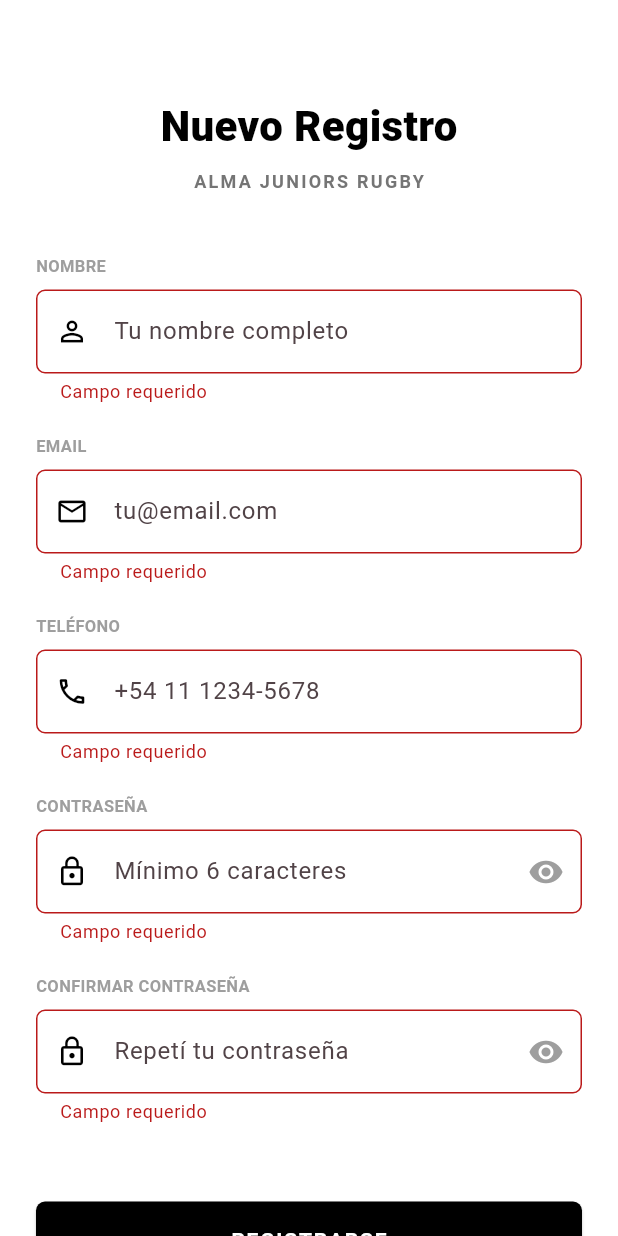
After one commit to Santi-Ceschi/RugbyStats, a Flutter app: the RegisterPage screen opened directly, after a tap on "REGISTRARSE", on a phone screen of 412 x 824 dp. The commit adds this screen. Run offline on Flutter 3.47's test engine with Material 3 defaults, Android fonts, the phone set to English and light mode, and no system bars.

Commit message:
creacion pantalla register

```diff
--- a/rugby_stats/lib/login_page.dart
+++ b/rugby_stats/lib/login_page.dart
@@ -1,4 +1,5 @@
 import 'package:flutter/material.dart';
+import 'register_page.dart';
 
 class LoginPage extends StatefulWidget {
   const LoginPage({super.key});
@@ -22,7 +23,6 @@ class _LoginPageState extends State<LoginPage> {
 
   void _submit() {
     if (_formKey.currentState!.validate()) {
-      // Aquí se manejará la lógica de autenticación más adelante.
       final username = _usernameController.text;
 
       ScaffoldMessenger.of(context).showSnackBar(
@@ -263,7 +263,16 @@ class _LoginPageState extends State<LoginPage> {
                             ),
                           ),
                         ),
-
+                        const SizedBox(height: 16),
+                        TextButton(
+                          onPressed: () {
+                            Navigator.push(
+                              context,
+                              MaterialPageRoute(builder: (context) => const RegisterPage()),
+                            );
+                          },
+                          child: const Text('¿No tenés cuenta? Registrate aquí'),
+                        ),
                         const Spacer(),
 
                         // PIE DE PÁGINA: VERSIÓN
--- /dev/null
+++ b/rugby_stats/lib/register_page.dart
@@ -0,0 +1,159 @@
+import 'package:flutter/material.dart';
+
+class RegisterPage extends StatefulWidget {
+  const RegisterPage({super.key});
+
+  @override
+  State<RegisterPage> createState() => _RegisterPageState();
+}
+
+class _RegisterPageState extends State<RegisterPage> {
+  final _formKey = GlobalKey<FormState>();
+  final _nameController = TextEditingController();
+  final _emailController = TextEditingController();
+  final _phoneController = TextEditingController();
+  final _passwordController = TextEditingController();
+  final _confirmPasswordController = TextEditingController();
+  bool _isPasswordVisible = false;
+
+  @override
+  void dispose() {
+    _nameController.dispose();
+    _emailController.dispose();
+    _phoneController.dispose();
+    _passwordController.dispose();
+    _confirmPasswordController.dispose();
+    super.dispose();
+  }
+
+  void _register() {
+    if (_formKey.currentState!.validate()) {
+      ScaffoldMessenger.of(context).showSnackBar(
+        const SnackBar(
+          content: Text('Registrando usuario...'),
+          backgroundColor: Colors.black,
+        ),
+      );
+    }
+  }
+
+  @override
+  Widget build(BuildContext context) {
+    return Scaffold(
+      backgroundColor: Colors.white,
+      body: SafeArea(
+        child: SingleChildScrollView(
+          padding: const EdgeInsets.all(24.0),
+          child: Form(
+            key: _formKey,
+            child: Column(
+              crossAxisAlignment: CrossAxisAlignment.center,
+              children: [
+                const SizedBox(height: 40),
+                const Text(
+                  'Nuevo Registro',
+                  style: TextStyle(
+                    fontSize: 28,
+                    fontWeight: FontWeight.w800,
+                    color: Colors.black,
+                  ),
+                ),
+                const SizedBox(height: 8),
+                Text(
+                  'ALMA JUNIORS RUGBY',
+                  style: TextStyle(
+                    fontSize: 12,
+                    fontWeight: FontWeight.w600,
+                    color: Colors.grey[600],
+                    letterSpacing: 1.5,
+                  ),
+                ),
+                const SizedBox(height: 40),
+                _buildField('NOMBRE', 'Tu nombre completo', Icons.person_outline, _nameController),
+                _buildField('EMAIL', 'tu@email.com', Icons.email_outlined, _emailController, keyboardType: TextInputType.emailAddress),
+                _buildField('TELÉFONO', '+54 11 1234-5678', Icons.phone_outlined, _phoneController, keyboardType: TextInputType.phone),
+                _buildPasswordField('CONTRASEÑA', 'Mínimo 6 caracteres', _passwordController),
+                _buildPasswordField('CONFIRMAR CONTRASEÑA', 'Repetí tu contraseña', _confirmPasswordController, isConfirm: true),
+
+                const SizedBox(height: 32),
+                SizedBox(
+                  width: double.infinity,
+                  height: 52,
+                  child: ElevatedButton(
+                    onPressed: _register,
+                    style: ElevatedButton.styleFrom(
+                      backgroundColor: Colors.black,
+                      foregroundColor: Colors.white,
+                      shape: RoundedRectangleBorder(borderRadius: BorderRadius.circular(6)),
+                    ),
+                    child: const Text('REGISTRARSE', style: TextStyle(fontWeight: FontWeight.bold, letterSpacing: 1.2)),
+                  ),
+                ),
+                const SizedBox(height: 16),
+                TextButton(
+                  onPressed: () => Navigator.pop(context),
+                  child: const Text('← VOLVER AL LOGIN', style: TextStyle(color: Colors.black, fontWeight: FontWeight.bold)),
+                ),
+              ],
+            ),
+          ),
+        ),
+      ),
+    );
+  }
+
+  Widget _buildField(String label, String hint, IconData icon, TextEditingController controller, {TextInputType keyboardType = TextInputType.text}) {
+    return Column(
+      crossAxisAlignment: CrossAxisAlignment.start,
+      children: [
+        Text(label, style: const TextStyle(fontSize: 11, fontWeight: FontWeight.bold, color: Colors.grey)),
+        const SizedBox(height: 8),
+        TextFormField(
+          controller: controller,
+          keyboardType: keyboardType,
+          decoration: _inputDecoration(hint, icon),
+          validator: (value) => value!.isEmpty ? 'Campo requerido' : null,
+        ),
+        const SizedBox(height: 20),
+      ],
+    );
+  }
+
+  Widget _buildPasswordField(String label, String hint, TextEditingController controller, {bool isConfirm = false}) {
+    return Column(
+      crossAxisAlignment: CrossAxisAlignment.start,
+      children: [
+        Text(label, style: const TextStyle(fontSize: 11, fontWeight: FontWeight.bold, color: Colors.grey)),
+        const SizedBox(height: 8),
+        TextFormField(
+          controller: controller,
+          obscureText: !_isPasswordVisible,
+          decoration: _inputDecoration(hint, Icons.lock_outline).copyWith(
+            suffixIcon: IconButton(
+              icon: Icon(_isPasswordVisible ? Icons.visibility_off : Icons.visibility, color: Colors.grey),
+              onPressed: () => setState(() => _isPasswordVisible = !_isPasswordVisible),
+            ),
+          ),
+          validator: (value) {
+            if (value!.isEmpty) return 'Campo requerido';
+            if (isConfirm && value != _passwordController.text) return 'Las contraseñas no coinciden';
+            return null;
+          },
+        ),
+        const SizedBox(height: 20),
+      ],
+    );
+  }
+
+  InputDecoration _inputDecoration(String hint, IconData icon) {
+    return InputDecoration(
+      hintText: hint,
+      prefixIcon: Icon(icon, color: Colors.black, size: 22),
+      filled: true,
+      fillColor: Colors.white,
+      border: OutlineInputBorder(borderRadius: BorderRadius.circular(6), borderSide: BorderSide(color: Colors.grey[300]!)),
+      enabledBorder: OutlineInputBorder(borderRadius: BorderRadius.circular(6), borderSide: BorderSide(color: Colors.grey[300]!)),
+      focusedBorder: OutlineInputBorder(borderRadius: BorderRadius.circular(6), borderSide: const BorderSide(color: Colors.black, width: 1.5)),
+    );
+  }
+}
```
